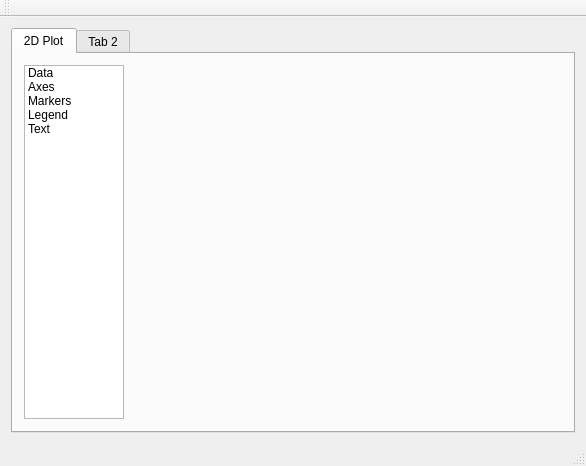
The window that src/qpylotwindow.ui (lposti/QPyloT) describes before a commit, drawn with Qt 5.
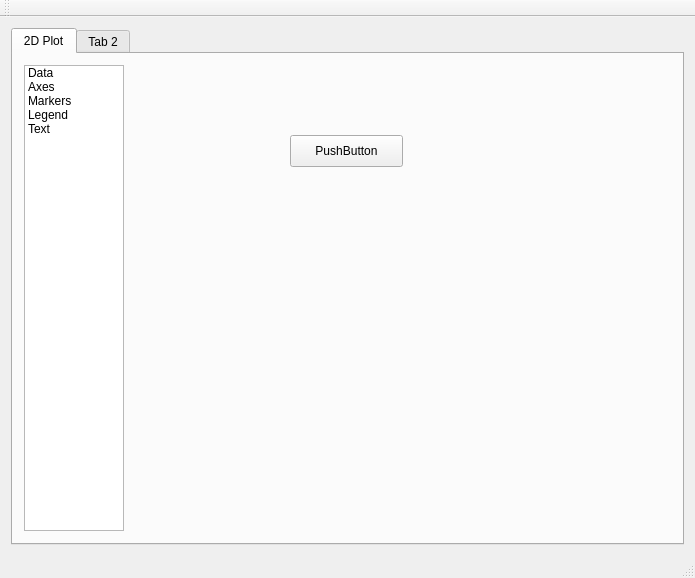
The same window after the commit.

```diff
--- a/src/qpylotwindow.ui
+++ b/src/qpylotwindow.ui
@@ -2,6 +2,14 @@
 <ui version="4.0">
  <class>QPyLOTWindow</class>
  <widget class="QMainWindow" name="QPyLOTWindow">
+  <property name="geometry">
+   <rect>
+    <x>0</x>
+    <y>0</y>
+    <width>695</width>
+    <height>578</height>
+   </rect>
+  </property>
   <property name="windowTitle">
    <string>QPyLOT</string>
   </property>
@@ -570,7 +578,21 @@
             </item>
            </layout>
           </widget>
-          <widget class="QWidget" name="page"/>
+          <widget class="QWidget" name="page">
+           <widget class="QPushButton" name="pushButton_3">
+            <property name="geometry">
+             <rect>
+              <x>160</x>
+              <y>70</y>
+              <width>113</width>
+              <height>32</height>
+             </rect>
+            </property>
+            <property name="text">
+             <string>PushButton</string>
+            </property>
+           </widget>
+          </widget>
          </widget>
         </item>
        </layout>
```
Left out of the diff: 2 changed lines with no effect on the pictures.
